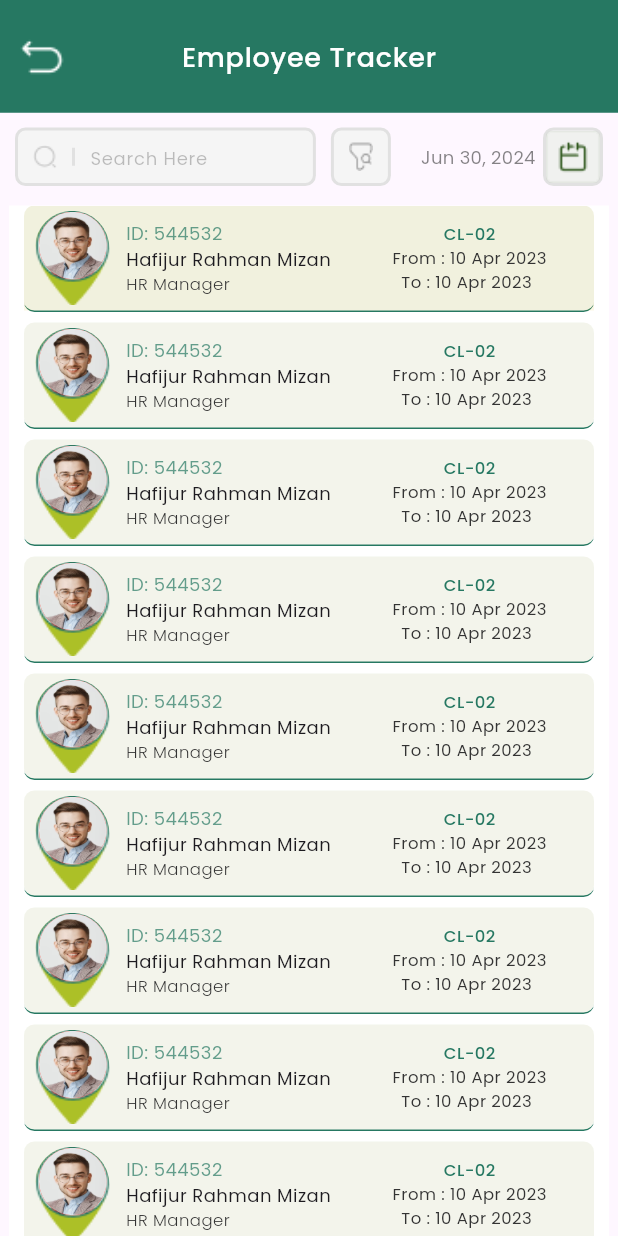
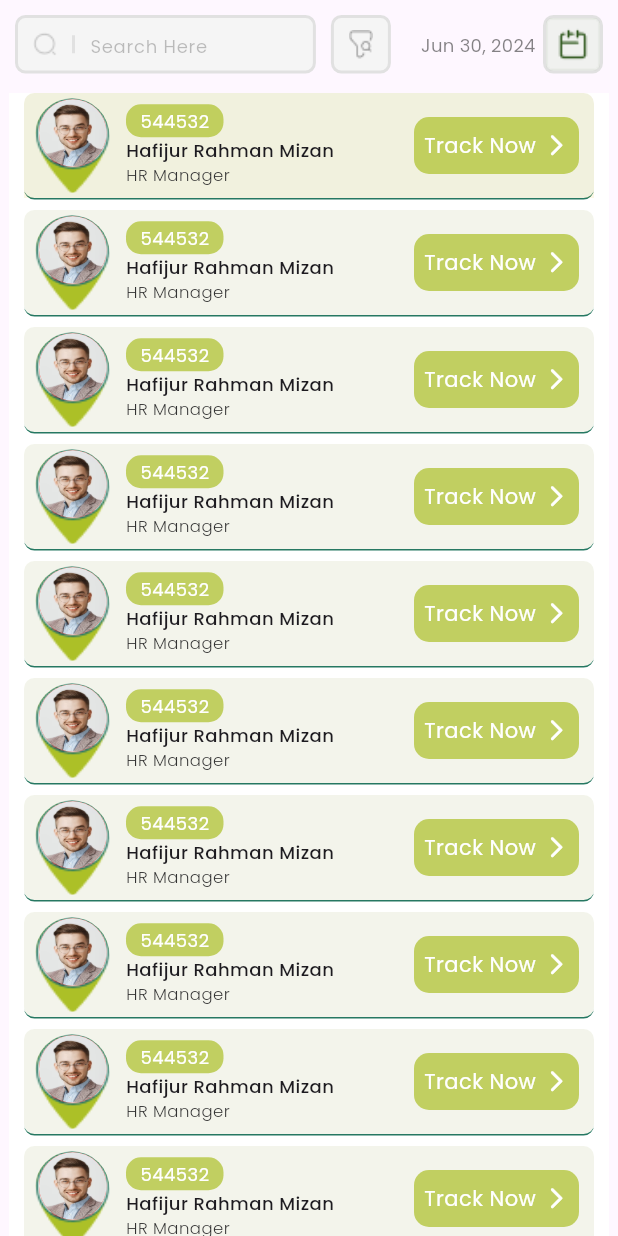
Before and after one commit to jibika52/jibika_plexus, a Flutter app: the BootomNavigationBarItemsTrackingScreen screen opened directly, on a phone screen of 412 x 824 dp. Run offline on Flutter 3.47's test engine with Material 3 defaults, Android fonts, the phone set to English and light mode, and no system bars; our stand-ins replace animated_notch_bottom_bar, country_picker, fl_chart, flutter_svg, get_storage, google_fonts and 3 more; accounts and stored records are empty; statements that could not run were skipped; project files that could hold a hidden picture were left out.

Commit message:
done tracking design

```diff
--- a/lib/View/BootomNavigationBarItemsScreen/BootomNavigationBarItemsTrackingScreen/bootombar_tracking_screen.dart
+++ b/lib/View/BootomNatchBar/BootomNavigationBarItemsScreen/BootomNavigationBarItemsTrackingScreen/bootombar_tracking_screen.dart
@@ -3,9 +3,11 @@ import 'package:google_fonts/google_fonts.dart';
 import 'package:intl/intl.dart';
 import 'package:jibika_plexus/CustomWidget/CustomAppBar/CustomDefaultAppBar/custom_default_app_bar.dart';
 
-import '../../../CustomWidget/CustomImage/custom_image.dart';
-import '../../../CustomWidget/CustomText/custom_text.dart';
-import '../../../Utils/constants.dart';
+import '../../../../CustomWidget/CustomImage/custom_image.dart';
+import '../../../../CustomWidget/CustomText/custom_text.dart';
+import '../../../../Utils/constants.dart';
+
+
 
 class BootomNavigationBarItemsTrackingScreen extends StatefulWidget {
   const BootomNavigationBarItemsTrackingScreen({super.key});
@@ -25,9 +27,8 @@ class _BootomNavigationBarItemsTrackingScreenState extends State<BootomNavigatio
   @override
   Widget build(BuildContext context) {
     return Scaffold(
-      appBar: PreferredSize(preferredSize: Size.fromHeight(75), child: CustomDefaultAppBar(onTap: () => Navigator.pop(context),
-          text: "Employee Tracker")
-      ),
+
+
       body: Container(
         height: double.infinity,
         width: double.infinity,
@@ -236,12 +237,21 @@ class _BootomNavigationBarItemsTrackingScreenState extends State<BootomNavigatio
                                           crossAxisAlignment: CrossAxisAlignment.start,
                                           mainAxisAlignment: MainAxisAlignment.center,
                                           children: [
-                                            ColorCustomText(fontSize: 12, fontWeight: FontWeight.w400, text: "ID: 544532", letterSpacing: 0.3, textColor: CustomButtonColor.withOpacity(0.7),),
+                                            Container(
+                                              height: 22,
+                                              width: 65,
+                                              decoration: BoxDecoration(
+                                                borderRadius: BorderRadius.circular(10),
+                                              color:Main_Theme_textColor_tir_Condition.withOpacity(0.7)
+                                              ),
+                                              alignment: Alignment.center,
+                                              child: ColorCustomText(fontSize: 12, fontWeight: FontWeight.w400, text: "544532", letterSpacing: 0.3,textColor: Main_Theme_WhiteCollor,),
+                                            ),
                                             Text("Hafijur Rahman Mizan",
                                               overflow: TextOverflow.ellipsis
                                               ,style: GoogleFonts.poppins(
                                                 fontSize: 12,
-                                                fontWeight: FontWeight.w400,
+                                                fontWeight: FontWeight.w500,
                                                 letterSpacing: 0.3,
                                               ),),
                                             CustomText(fontSize: 11, fontWeight: FontWeight.w300, text: "HR Manager", letterSpacing: 0.3,  ),
@@ -251,38 +261,23 @@ class _BootomNavigationBarItemsTrackingScreenState extends State<BootomNavigatio
                                     SizedBox(width: 10,),
 
 
-                                    Expanded(
-                                        flex: 4,
-                                        child: Column(
-                                          crossAxisAlignment: CrossAxisAlignment.center,
-                                          mainAxisAlignment: MainAxisAlignment.center,
-                                          children: [
-                                            Row(
-                                              mainAxisAlignment: MainAxisAlignment.center,
-                                              children: [
-                                                ColorCustomText(fontSize: 11, fontWeight: FontWeight.w500, text: "CL-02", letterSpacing: 0.3, textColor: CustomButtonColor,),
-                                              ],
-                                            ),
-                                            Row(
-                                              mainAxisAlignment: MainAxisAlignment.center,
-                                              children: [
-                                                ColorCustomText(fontSize: 11, fontWeight: FontWeight.w400, text: "From : " , letterSpacing: 0.3, textColor: Main_Theme_textColor,),
-                                                CustomText(fontSize: 11, fontWeight: FontWeight.w400, text: "10 Apr 2023", letterSpacing: 0.3, ),
-                                              ],
-                                            ),
-                                            Row(
-                                              mainAxisAlignment: MainAxisAlignment.center,
-                                              children: [
-                                                ColorCustomText(fontSize: 11, fontWeight: FontWeight.w400, text: "To : ", letterSpacing: 0.3, textColor: Main_Theme_textColor),
-                                                CustomText(fontSize: 11, fontWeight: FontWeight.w400, text: "10 Apr 2023", letterSpacing: 0.3, ),
-                                                SizedBox(width: 4,),
-
-                                              ],
-                                            ),
-
-                                          ],
-                                        )
-                                    ),
+                                    Container(
+                                      height: 38,
+                                      width: 110,
+                                      decoration: BoxDecoration(
+                                        borderRadius: BorderRadius.circular(10),
+                                        color: Main_Theme_textColor_tir_Condition.withOpacity(0.7)
+                                      ),
+                                      child: Row(
+                                        mainAxisAlignment: MainAxisAlignment.center,
+                                        crossAxisAlignment: CrossAxisAlignment.center,
+                                        children: [
+                                          ColorCustomText(fontSize: 14, fontWeight: FontWeight.w400, text: "Track Now", letterSpacing: 0.3, textColor: Main_Theme_WhiteCollor),
+                                          SizedBox(width: 5,),
+                                          Icon(Icons.arrow_forward_ios_rounded,size: 17,color: Main_Theme_WhiteCollor,),
+                                        ],
+                                      ),
+                                    )
 
 
                                   ],
--- a/lib/View/HomeScreen/HomeComponent/HomeFirstPartComponent/home_header_partt.dart
+++ b/lib/View/HomeScreen/HomeComponent/HomeFirstPartComponent/home_header_partt.dart
@@ -1,6 +1,7 @@
 import 'package:flutter/material.dart';
 import 'package:jibika_plexus/Utils/constants.dart';
 import 'package:jibika_plexus/View/HomeScreen/HomeComponent/HomeFirstPartComponent/HomeFirstPartComponentAttendence/home_first_part_component_attendence.dart';
+import 'package:jibika_plexus/View/HomeScreen/HomeComponent/HomeFirstPartComponent/HomeFirstPartComponentLeave/home_first_part_component_leave.dart';
 
 import '../../../../CustomWidget/CustomText/custom_text.dart';
 
@@ -57,6 +58,11 @@ class _HomeHederPartState extends State<HomeHederPart> {
                 if(selected_index==1){
                   Navigator.push(context, MaterialPageRoute(builder: (context) => HomeFirstPartComponentAttendance(),));
                 }
+                if(selected_index==2){
+                  Navigator.push(context, MaterialPageRoute(builder: (context) => HomeFirstPartComponentLeave(
+                    tag: "dash",
+                  ),));
+                }
               },
               child: Container(
                 margin: EdgeInsets.only(left: 5),
```
Also changed, not shown: lib/View/BootomNatchBar/bootom_bar_screen.dart (+48 -42 lines), lib/View/HomeScreen/HomeComponent/HomeFirstPartComponent/HomeFirstPartComponentLeave/home_first_part_component_leave.dart (+6 -3 lines), lib/View/HomeScreen/home_screen.dart (+0 -9 lines), lib/main.dart (+5 -5 lines), 1 other file.
